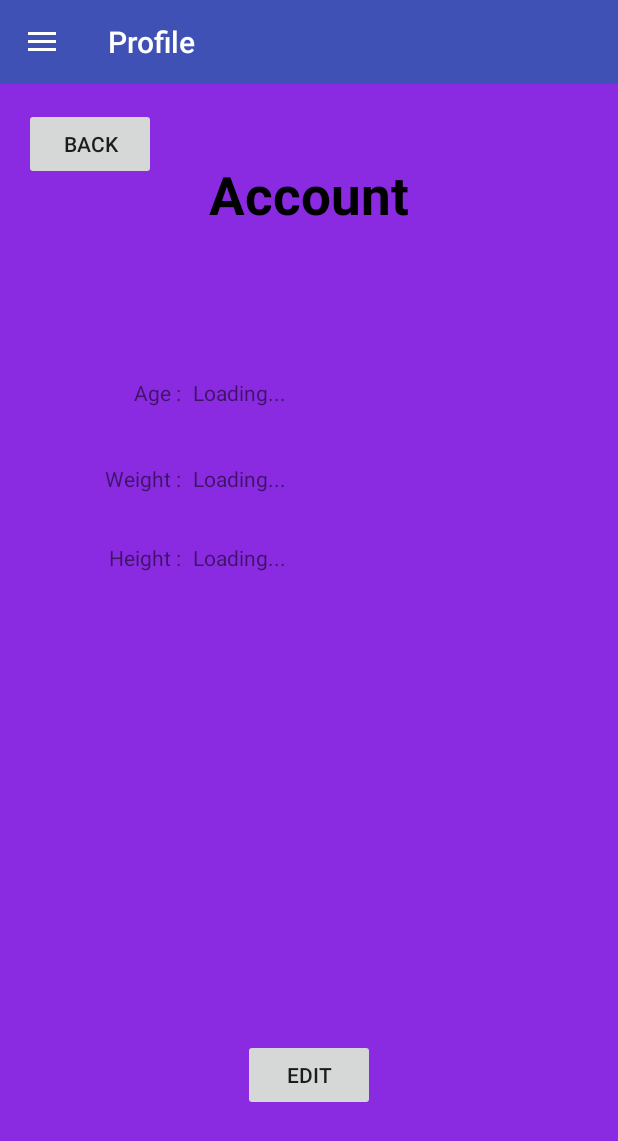
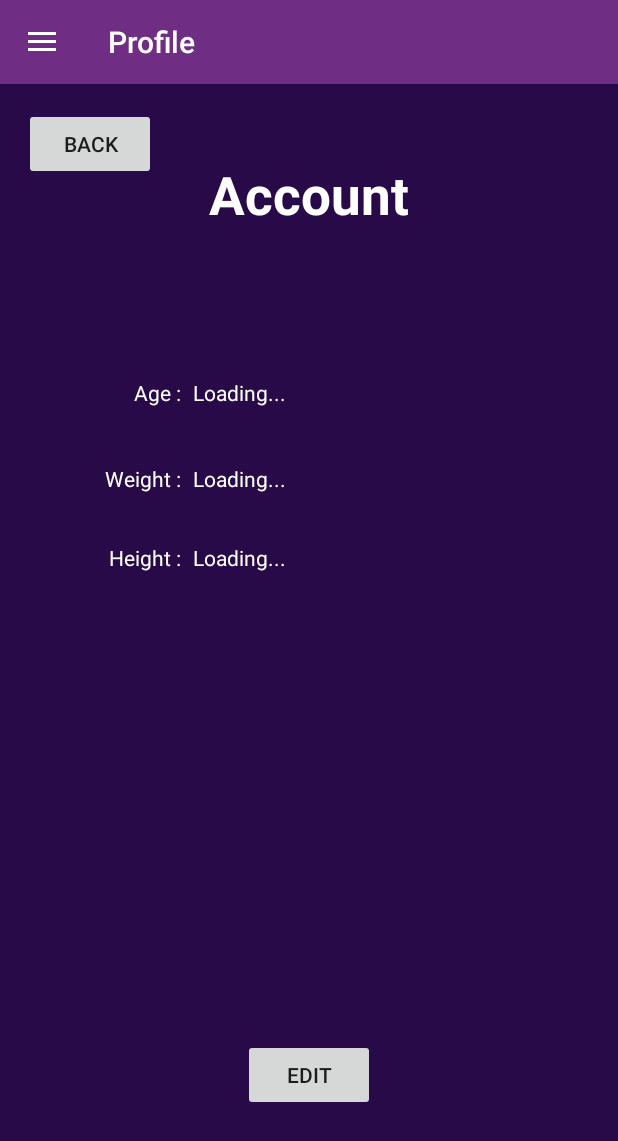
Before and after one commit to alvindrakes/HealthcareApp, an Android app: the ProfilePage screen opened directly, with no data from a screen before it, on a phone screen of 412 x 824 dp. Shown: the top 1141 px of the screen. Run offline under Robolectric (Android 15) with nearby library versions, the phone set to English and light mode, and no system bars; our stand-ins replace Firebase (no records; nobody signed in at launch, a user with empty details on screens opened directly); 6 statements that could not run were skipped.

Commit message:
ui update
ui update

```diff
--- a/app/src/main/java/com/alvindrakes/loginpage/MainActivity.java
+++ b/app/src/main/java/com/alvindrakes/loginpage/MainActivity.java
@@ -3,6 +3,8 @@ package com.alvindrakes.loginpage;
 
 import android.content.Intent;
 import android.content.IntentSender;
+import android.graphics.Color;
+import android.graphics.drawable.ColorDrawable;
 import android.os.Bundle;
 import android.support.annotation.NonNull;
 import android.support.design.widget.FloatingActionButton;
@@ -103,6 +105,7 @@ public class MainActivity extends AppCompatActivity implements OnDataPointListen
         myToggle.syncState();
         getSupportActionBar().setDisplayHomeAsUpEnabled(true);
         ActionBar bar = getSupportActionBar();
+        bar.setBackgroundDrawable(new ColorDrawable(Color.parseColor("#6F2D84")));
         bar.setTitle("Homepage");
         getSupportActionBar().show();
 
--- a/app/src/main/java/com/alvindrakes/loginpage/ProfilePage.java
+++ b/app/src/main/java/com/alvindrakes/loginpage/ProfilePage.java
@@ -1,6 +1,8 @@
 package com.alvindrakes.loginpage;
 
 import android.content.Intent;
+import android.graphics.Color;
+import android.graphics.drawable.ColorDrawable;
 import android.support.design.widget.NavigationView;
 import android.support.v4.widget.DrawerLayout;
 import android.support.v7.app.ActionBar;
@@ -52,6 +54,7 @@ public class ProfilePage extends AppCompatActivity implements NavigationView.OnN
         super.onCreate(savedInstanceState);
         ActionBar bar = getSupportActionBar();
         bar.setTitle("Profile");
+        bar.setBackgroundDrawable(new ColorDrawable(Color.parseColor("#6F2D84")));
         getSupportActionBar().show();
         getWindow().setFlags(WindowManager.LayoutParams.FLAG_FULLSCREEN, WindowManager.LayoutParams.FLAG_FULLSCREEN);
         setContentView(R.layout.activity_profile_page);
--- a/app/src/main/java/com/alvindrakes/loginpage/SettingPage.java
+++ b/app/src/main/java/com/alvindrakes/loginpage/SettingPage.java
@@ -1,6 +1,8 @@
 package com.alvindrakes.loginpage;
 
 import android.content.Intent;
+import android.graphics.Color;
+import android.graphics.drawable.ColorDrawable;
 import android.support.design.widget.NavigationView;
 import android.support.v4.widget.DrawerLayout;
 import android.support.v7.app.ActionBar;
@@ -24,6 +26,7 @@ public class SettingPage extends AppCompatActivity implements NavigationView.OnN
         super.onCreate(savedInstanceState);
         ActionBar bar = getSupportActionBar();
         bar.setTitle("Settings");
+        bar.setBackgroundDrawable(new ColorDrawable(Color.parseColor("#6F2D84")));
         getSupportActionBar().show();
         getWindow().setFlags(WindowManager.LayoutParams.FLAG_FULLSCREEN, WindowManager.LayoutParams.FLAG_FULLSCREEN);
         setContentView(R.layout.activity_setting_page);
--- a/app/src/main/res/layout/activity_main.xml
+++ b/app/src/main/res/layout/activity_main.xml
@@ -15,7 +15,7 @@
     <android.support.design.widget.NavigationView
         android:layout_width="wrap_content"
         android:layout_height="match_parent"
-        android:background="@color/colorPrimary"
+        android:background="#6F2D84"
         app:headerLayout="@layout/my_header"
         app:itemTextColor="#FFF"
         app:itemIconTint="#FFF"
@@ -38,6 +38,7 @@
             android:layout_height="wrap_content"
             android:layout_gravity="bottom|end"
             android:layout_margin="@dimen/fab_margin"
+            app:backgroundTint="#6f2e82"
             app:srcCompat="@drawable/mini" />
 
         <android.support.design.widget.AppBarLayout
--- a/app/src/main/res/layout/activity_profile_page.xml
+++ b/app/src/main/res/layout/activity_profile_page.xml
@@ -12,7 +12,7 @@
     <android.support.design.widget.NavigationView
         android:layout_width="wrap_content"
         android:layout_height="match_parent"
-        android:background="@color/colorPrimary"
+        android:background="#6F2D84"
         app:headerLayout="@layout/my_header"
         app:itemTextColor="#FFF"
         app:itemIconTint="#FFF"
@@ -32,6 +32,7 @@
 
         <android.support.design.widget.AppBarLayout
             android:id="@+id/appBarLayout"
+            android:background="#6F2D84"
             android:layout_width="match_parent"
             android:layout_height="wrap_content"
             android:theme="@style/AppTheme.AppBarOverlay">
@@ -45,14 +46,14 @@
         xmlns:tools="http://schemas.android.com/tools"
         android:layout_width="match_parent"
         android:layout_height="match_parent"
-        android:background="#8A2BE2">
+        android:background="#280a48">
 
         <EditText
             android:id="@+id/heightInfo_edit"
             android:layout_width="wrap_content"
             android:layout_height="wrap_content"
             android:layout_marginEnd="8dp"
-            android:background="#ffffff"
+            android:textColor="#FFFFFF"
             android:ems="10"
             android:inputType="number"
             android:textSize="14sp"
@@ -67,7 +68,7 @@
             android:layout_width="wrap_content"
             android:layout_height="wrap_content"
             android:layout_marginEnd="8dp"
-            android:background="#ffffff"
+            android:textColor="#FFFFFF"
             android:ems="10"
             android:inputType="number"
             android:textSize="14sp"
@@ -82,6 +83,7 @@
             android:layout_width="wrap_content"
             android:layout_height="wrap_content"
             android:layout_marginEnd="8dp"
+            android:textColor="#FFFFFF"
             android:layout_marginTop="33dp"
             android:text="Loading..."
             app:layout_constraintEnd_toEndOf="parent"
@@ -96,7 +98,7 @@
             android:layout_marginTop="50dp"
             android:text="@string/account"
             android:textAlignment="center"
-            android:textColor="#000000"
+            android:textColor="#FFFFFF"
             android:textSize="35sp"
             android:textStyle="bold"
             app:layout_constraintLeft_toLeftOf="parent"
@@ -109,6 +111,7 @@
             android:layout_height="wrap_content"
             android:layout_marginEnd="8dp"
             android:layout_marginStart="8dp"
+            android:textColor="#FFFFFF"
             android:text="Age :"
             app:layout_constraintBaseline_toBaselineOf="@+id/ageInfo"
             app:layout_constraintEnd_toStartOf="@+id/guideline"
@@ -121,6 +124,7 @@
             android:layout_height="wrap_content"
             android:layout_marginEnd="8dp"
             android:layout_marginStart="8dp"
+            android:textColor="#FFFFFF"
             android:text="Weight :"
             app:layout_constraintBaseline_toBaselineOf="@+id/weightInfo"
             app:layout_constraintEnd_toStartOf="@+id/guideline"
@@ -133,6 +137,7 @@
             android:layout_height="wrap_content"
             android:layout_marginEnd="8dp"
             android:layout_marginStart="8dp"
+            android:textColor="#FFFFFF"
             android:text="Height :"
             app:layout_constraintBaseline_toBaselineOf="@+id/heightInfo"
             app:layout_constraintEnd_toStartOf="@+id/guideline"
@@ -152,6 +157,7 @@
             android:layout_height="wrap_content"
             android:layout_marginEnd="8dp"
             android:layout_marginTop="38dp"
+            android:textColor="#FFFFFF"
             android:text="Loading..."
             app:layout_constraintEnd_toEndOf="parent"
             app:layout_constraintHorizontal_bias="0.0"
@@ -164,6 +170,7 @@
             android:layout_height="wrap_content"
             android:layout_marginEnd="8dp"
             android:layout_marginTop="196dp"
+            android:textColor="#FFFFFF"
             android:text="Loading..."
             app:layout_constraintEnd_toEndOf="parent"
             app:layout_constraintHorizontal_bias="0.0"
--- a/app/src/main/res/layout/activity_setting_page.xml
+++ b/app/src/main/res/layout/activity_setting_page.xml
@@ -12,7 +12,7 @@
     <android.support.design.widget.NavigationView
         android:layout_width="wrap_content"
         android:layout_height="match_parent"
-        android:background="@color/colorPrimary"
+        android:background="#6F2D84"
         app:headerLayout="@layout/my_header"
         app:itemTextColor="#FFF"
         app:itemIconTint="#FFF"
@@ -33,6 +33,7 @@
         <android.support.design.widget.AppBarLayout
             android:id="@+id/appBarLayout"
             android:layout_width="match_parent"
+            android:background="#6F2D84"
             android:layout_height="wrap_content"
             android:theme="@style/AppTheme.AppBarOverlay">
 
--- a/app/src/main/res/layout/login.xml
+++ b/app/src/main/res/layout/login.xml
@@ -4,7 +4,7 @@
     android:id="@+id/linearLayout"
     android:layout_width="match_parent"
     android:layout_height="match_parent"
-    android:background="#8A2BE2"
+    android:background="#3C125C"
     android:minHeight="0dp"
     android:minWidth="0dp">
 
--- a/app/src/main/res/layout/signup.xml
+++ b/app/src/main/res/layout/signup.xml
@@ -3,7 +3,7 @@
     android:id="@+id/linearLayout"
     android:layout_width="match_parent"
     android:layout_height="match_parent"
-    android:background="#8A2BE2"
+    android:background="#3C125A"
     android:minHeight="0dp"
     android:minWidth="0dp">
 
--- a/app/src/main/res/layout/splash.xml
+++ b/app/src/main/res/layout/splash.xml
@@ -4,7 +4,7 @@
     xmlns:app="http://schemas.android.com/apk/res-auto"
     xmlns:tools="http://schemas.android.com/tools"
     android:layout_width="match_parent"
-    android:background="#8A2BE2"
+    android:background="#3F1060"
     android:minHeight="0dp"
     android:minWidth="0dp"
     android:layout_height="match_parent">
--- a/app/src/main/res/layout/store.xml
+++ b/app/src/main/res/layout/store.xml
@@ -2,7 +2,7 @@
 <android.support.v4.widget.DrawerLayout xmlns:android="http://schemas.android.com/apk/res/android"
     xmlns:app="http://schemas.android.com/apk/res-auto"
     xmlns:tools="http://schemas.android.com/tools"
-    android:background="#8A2BE2"
+    android:background="#3F1060"
     android:layout_width="match_parent"
     android:layout_height="match_parent"
     android:id="@+id/myDrawer"
@@ -101,6 +101,7 @@
                 android:layout_toEndOf="@+id/amount2"
                 android:clickable="true"
                 android:focusable="true"
+                app:backgroundTint="#6f2e82"
                 app:layout_constraintBottom_toBottomOf="parent"
                 app:layout_constraintEnd_toEndOf="parent"
                 app:layout_constraintHorizontal_bias="0.976"
```
Also changed, not shown: app/src/main/res/layout/account.xml (+10 -4 lines).
